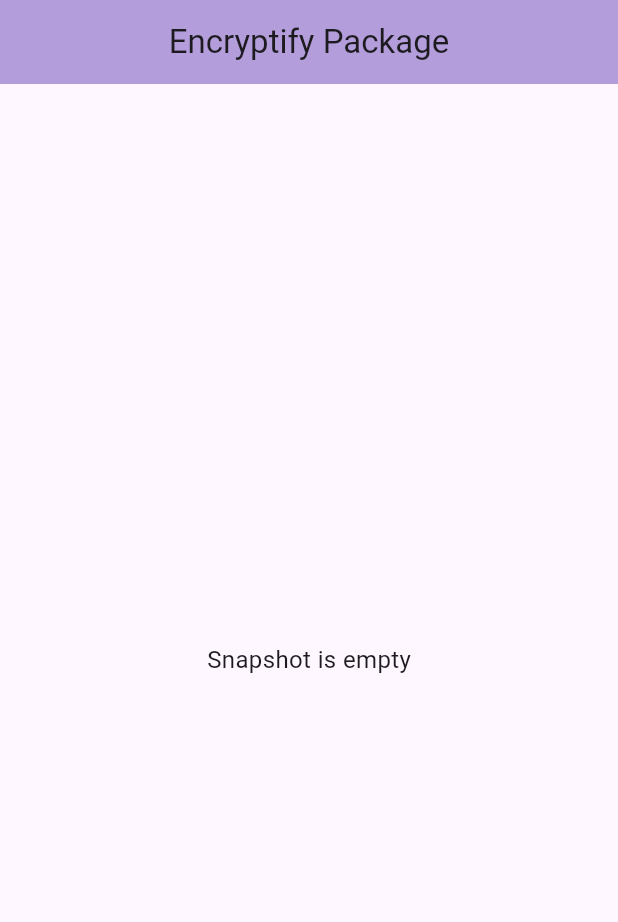
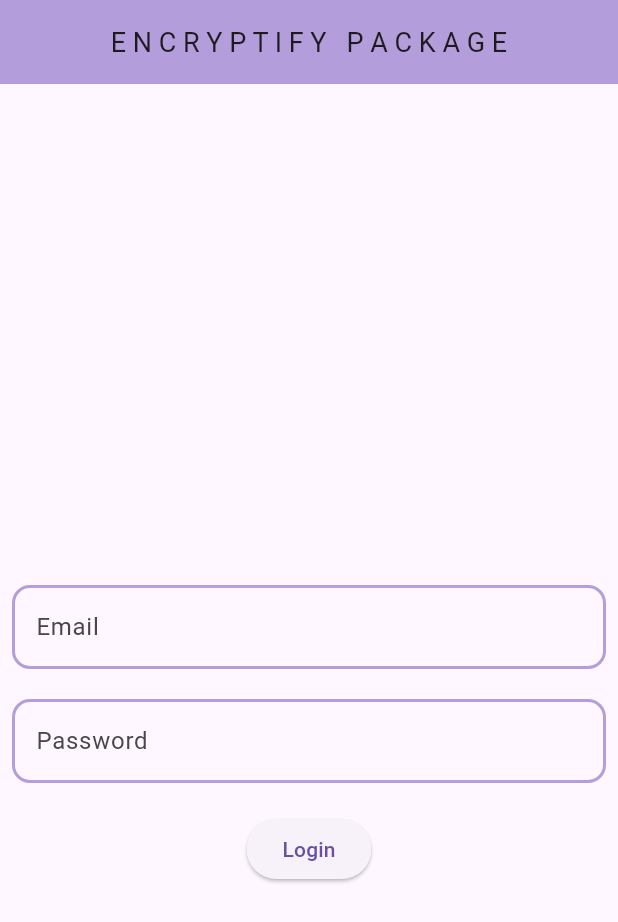
Before and after one commit to kamesh7773/encryptify_demo_application, a Flutter app: the screen it shows after launch, on a phone screen of 412 x 824 dp. Shown: the top 922 px of the screen. Run offline on Flutter 3.47's test engine with Material 3 defaults, Android fonts, the light colour scheme and no system bars; our stand-ins replace cloud_firestore, firebase_auth, firebase_core; missing offline and left inert: encryptify; accounts and stored records are empty.

Commit message:
Integrate Firebase into the project, add Firebase options, and update app structure for login functionality

```diff
--- a/lib/main.dart
+++ b/lib/main.dart
@@ -1,7 +1,14 @@
 import 'package:encryptify/encryptify.dart';
+import 'package:encryptify_demo_application/pages/home_page.dart';
+import 'services/firebase_options.dart';
+import 'pages/login_page.dart';
+import 'package:firebase_core/firebase_core.dart';
 import 'package:flutter/material.dart';
 
 void main() async {
+  WidgetsFlutterBinding.ensureInitialized();
+  await Firebase.initializeApp(options: DefaultFirebaseOptions.currentPlatform);
+
   // When application starts, generate RSA keys
   EncryptionDecryption.generateKeys(); // Generate RSA keys
 
@@ -15,63 +22,12 @@ class MyApp extends StatelessWidget {
   Widget build(BuildContext context) {
     return MaterialApp(
       debugShowCheckedModeBanner: false,
+      routes: {
+        '/login_page': (context) => const LoginPage(),
+        '/home_page': (context) => const HomePage(),
+      },
       title: 'Encryptify Example',
-      home: MyHomePage(),
+      home: LoginPage(),
     );
   }
 }
-
-class MyHomePage extends StatefulWidget {
-  const MyHomePage({super.key});
-
-  @override
-  State<MyHomePage> createState() => _MyHomePageState();
-}
-
-class _MyHomePageState extends State<MyHomePage> {
-  @override
-  Widget build(BuildContext context) {
-    return Scaffold(
-      appBar: AppBar(
-        title: Text("Encryptify Package"),
-        centerTitle: true,
-        backgroundColor: Colors.deepPurple[200],
-      ),
-      body: StreamBuilder(
-        stream: null,
-        builder: (context, snapshot) {
-          // if snapshot data is loading, then we show the loading indicator
-          if (snapshot.connectionState == ConnectionState.waiting) {
-            return Center(child: CircularProgressIndicator());
-          }
-
-          // if snapshot has data, show it
-          if (snapshot.hasData) {
-            return Center(
-              child: Text(
-                snapshot.data.toString(),
-              ),
-            );
-          }
-
-          // if snapshot has error, show it
-          if (snapshot.hasError) {
-            return Text(
-              snapshot.error.toString(),
-            );
-          }
-
-          // if snapshot is empty, show this
-          return Center(
-            child: Text(
-              "Snapshot is empty",
-              style: TextStyle(
-                fontSize: 16,
-              ),
-            ),
-          );
-        },
-      ),
-    );
-  }
-}
--- a/lib/models/user_model.dart
+++ b/lib/models/user_model.dart
@@ -1,4 +1,5 @@
 import 'dart:convert';
+
 import 'package:cloud_firestore/cloud_firestore.dart';
 
 List<UserModel> userModelFromJson(String str) => List<UserModel>.from(json.decode(str).map((x) => UserModel.fromJson(x)));
--- /dev/null
+++ b/lib/pages/login_page.dart
@@ -0,0 +1,87 @@
+import 'package:encryptify_demo_application/services/firebase_auth_services.dart';
+import 'package:flutter/material.dart';
+
+class LoginPage extends StatefulWidget {
+  const LoginPage({super.key});
+
+  @override
+  State<LoginPage> createState() => _LoginPageState();
+}
+
+class _LoginPageState extends State<LoginPage> {
+  late final TextEditingController emailController;
+  late final TextEditingController passwordController;
+
+  @override
+  void initState() {
+    super.initState();
+    emailController = TextEditingController();
+    passwordController = TextEditingController();
+  }
+
+  // Border Properties
+  final OutlineInputBorder border = OutlineInputBorder(
+    borderRadius: BorderRadius.circular(12.0),
+    borderSide: BorderSide(
+      width: 2,
+      color: Colors.deepPurple[200]!,
+    ),
+  );
+
+  @override
+  Widget build(BuildContext context) {
+    return Scaffold(
+      resizeToAvoidBottomInset: true,
+      appBar: AppBar(
+        title: Text(
+          "E N C R Y P T I F Y   P A C K A G E",
+          style: TextStyle(fontSize: 18.0),
+        ),
+        centerTitle: true,
+        backgroundColor: Colors.deepPurple[200],
+      ),
+      body: Center(
+        child: Column(
+          mainAxisAlignment: MainAxisAlignment.center,
+          children: [
+            SizedBox(height: 100.0),
+            Padding(
+              padding: const EdgeInsets.symmetric(horizontal: 8.0),
+              child: TextField(
+                controller: emailController,
+                decoration: InputDecoration(
+                  hintText: "Email",
+                  enabledBorder: border,
+                  focusedBorder: border,
+                ),
+              ),
+            ),
+            SizedBox(height: 20.0),
+            Padding(
+              padding: const EdgeInsets.symmetric(horizontal: 8.0),
+              child: TextField(
+                controller: passwordController,
+                decoration: InputDecoration(
+                  hintText: "Password",
+                  enabledBorder: border,
+                  focusedBorder: border,
+                ),
+              ),
+            ),
+            SizedBox(height: 20.0),
+            ElevatedButton(
+              onPressed: () {
+                FirebaseAuthMethod.signInWithEmail(
+                  email: emailController.text,
+                  password: passwordController.text,
+                  context: context,
+                );
+              },
+              child: Text("Login"),
+            ),
+          ],
+        ),
+      ),
+    );
+  }
+}
```
Also changed, not shown: lib/pages/home_page.dart (added, +116 -0 lines), lib/services/firebase_auth_services.dart (added, +107 -0 lines), pubspec.yaml (+2 -6 lines), firebase.json (added), lib/services/firebase_options.dart (added), pubspec.lock, 5 other files.
